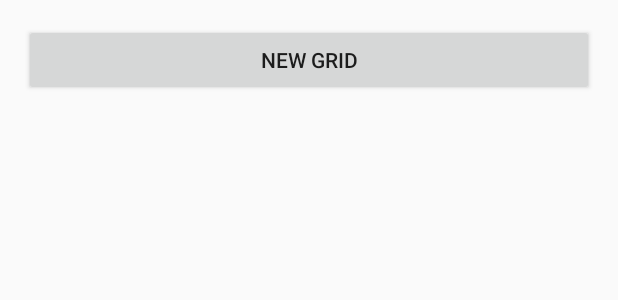
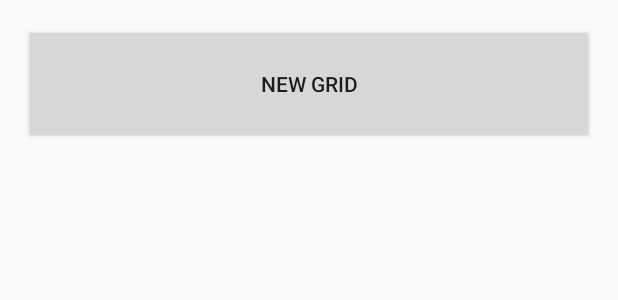
Before and after one commit to Ricc-manc95/IUM_Pregnant_Brains, an Android app: the layout activity_grids_list.xml on its own in the app's theme, with its tools: preview values and no code run, on a phone screen of 412 x 824 dp. Shown: the top 300 px of the screen. Run offline under Robolectric (Android 15) with nearby library versions, the phone set to English and light mode, and no system bars.

Commit message:
Grid List & Pawn Creation activities

```diff
--- a/D&DGridManager/app/src/main/res/layout/activity_grids_list.xml
+++ b/D&DGridManager/app/src/main/res/layout/activity_grids_list.xml
@@ -1,24 +1,21 @@
 <?xml version="1.0" encoding="utf-8"?>
-<android.support.constraint.ConstraintLayout
-    xmlns:android="http://schemas.android.com/apk/res/android"
+<LinearLayout xmlns:android="http://schemas.android.com/apk/res/android"
+    xmlns:app="http://schemas.android.com/apk/res-auto"
     xmlns:tools="http://schemas.android.com/tools"
-    xmlns:app="http://schemas.android.com/apk/res-auto"
     android:layout_width="match_parent"
     android:layout_height="match_parent"
+    android:orientation="vertical"
+    android:theme="@style/AppTheme.Fab"
     tools:context="com.unica.pregnantbrains.ddgridmanager.GridsList">
 
 
-
     <Button
-        android:id="@+id/fab"
-        android:layout_width="0dp"
-        android:layout_height="wrap_content"
-        android:layout_marginLeft="16dp"
-        android:layout_marginRight="16dp"
-        android:layout_marginTop="16dp"
+        android:id="@+id/button2"
+        android:layout_width="match_parent"
+        android:layout_height="80dp"
+        android:layout_margin="16dp"
+        android:onClick="newGrid"
         android:text="@string/new_grid_button"
-        app:layout_constraintHorizontal_bias="0.0"
-        app:layout_constraintLeft_toLeftOf="parent"
-        app:layout_constraintRight_toRightOf="parent"
-        app:layout_constraintTop_toTopOf="parent" />
-</android.support.constraint.ConstraintLayout>
+        android:textColorLink="@color/cardview_light_background"
+        android:theme="@style/AppTheme" />
+</LinearLayout>
```
Also changed, not shown: D&DGridManager/app/src/main/AndroidManifest.xml (+6 -3 lines), D&DGridManager/app/src/main/java/com/unica/pregnantbrains/ddgridmanager/Grid.java (+18 -14 lines), D&DGridManager/app/src/main/java/com/unica/pregnantbrains/ddgridmanager/GridsList.java (+7 -0 lines), D&DGridManager/app/src/main/java/com/unica/pregnantbrains/ddgridmanager/PawnCreation.java (added, +13 -0 lines), D&DGridManager/app/src/main/res/layout/activity_pawn_creation.xml (added, +11 -0 lines), D&DGridManager/app/src/main/res/layout/creation_bar.xml (added, +9 -0 lines), D&DGridManager/app/src/main/res/menu/navigation_menu.xml (+12 -0 lines).
